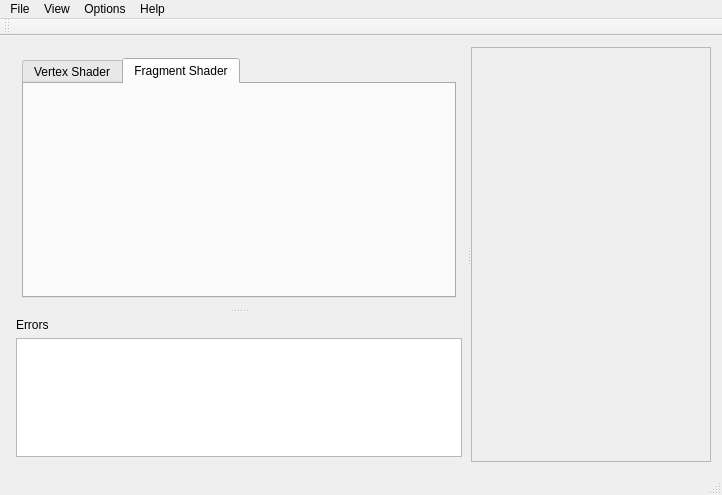
Above: mainwindow.ui from 607011/glsl-live before the change. Below: the same form after it.
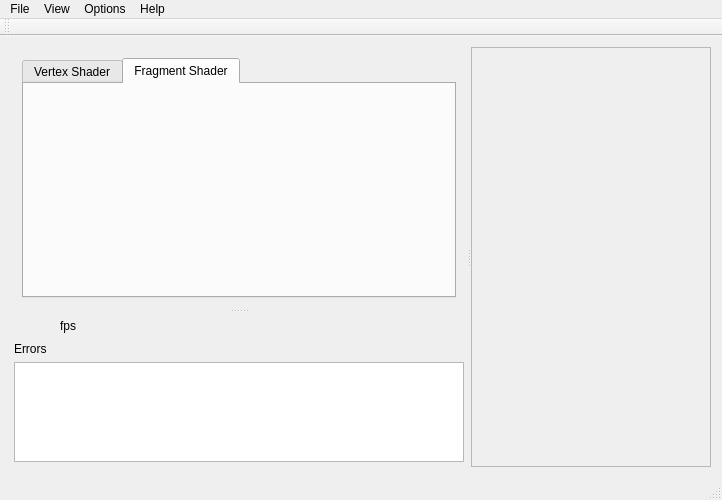
That is the form after the change.

Commit message:
Frame feedback funktioniert.
Game Of Life funktioniert.

FPS-Anzeige neu.

Diff of the .ui file:
```diff
--- a/mainwindow.ui
+++ b/mainwindow.ui
@@ -91,17 +91,75 @@
        <widget class="QWidget" name="layoutWidget1">
         <layout class="QVBoxLayout" name="verticalLayoutErrors">
          <property name="leftMargin">
-          <number>5</number>
+          <number>3</number>
          </property>
          <property name="topMargin">
-          <number>5</number>
+          <number>3</number>
          </property>
          <property name="rightMargin">
-          <number>5</number>
+          <number>3</number>
          </property>
          <property name="bottomMargin">
           <number>5</number>
          </property>
+         <item>
+          <layout class="QHBoxLayout" name="horizontalLayout">
+           <property name="leftMargin">
+            <number>0</number>
+           </property>
+           <property name="topMargin">
+            <number>0</number>
+           </property>
+           <property name="rightMargin">
+            <number>0</number>
+           </property>
+           <property name="bottomMargin">
+            <number>0</number>
+           </property>
+           <item>
+            <widget class="QLabel" name="labelFPS">
+             <property name="minimumSize">
+              <size>
+               <width>40</width>
+               <height>0</height>
+              </size>
+             </property>
+             <property name="frameShape">
+              <enum>QFrame::NoFrame</enum>
+             </property>
+             <property name="frameShadow">
+              <enum>QFrame::Sunken</enum>
+             </property>
+             <property name="text">
+              <string/>
+             </property>
+             <property name="alignment">
+              <set>Qt::AlignRight|Qt::AlignTrailing|Qt::AlignVCenter</set>
+             </property>
+            </widget>
+           </item>
+           <item>
+            <widget class="QLabel" name="label">
+             <property name="text">
+              <string>fps</string>
+             </property>
+            </widget>
+           </item>
+           <item>
+            <spacer name="horizontalSpacer">
+             <property name="orientation">
+              <enum>Qt::Horizontal</enum>
+             </property>
+             <property name="sizeHint" stdset="0">
+              <size>
+               <width>40</width>
+               <height>20</height>
+              </size>
+             </property>
+            </spacer>
+           </item>
+          </layout>
+         </item>
          <item>
           <widget class="QLabel" name="labelErrors">
            <property name="text">
```
The commit also changes 5 other files.
